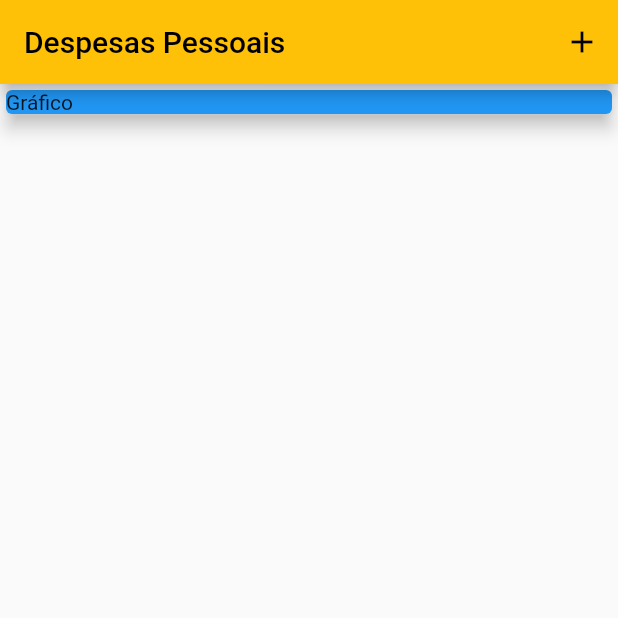
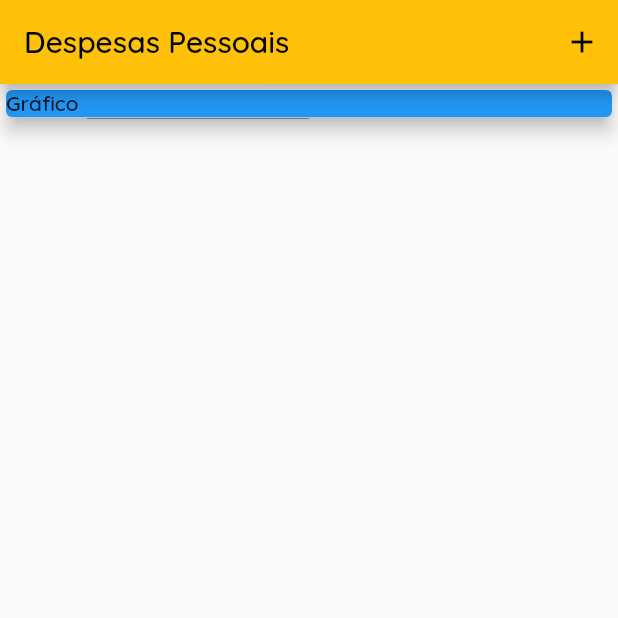
Before and after one commit to GabrielMerigo/expenses_app, a Flutter app: the screen it shows after launch, on a phone screen of 412 x 824 dp, the top half of it. Run offline on Flutter 3.47's test engine with Material 2 defaults, Android fonts, the phone set to English and light mode, and no system bars.

Commit message:
adding fonts

```diff
--- a/lib/main.dart
+++ b/lib/main.dart
@@ -15,6 +15,7 @@ class ExpensesApp extends StatelessWidget {
     return MaterialApp(
       home: MyHomePage(),
       theme: ThemeData(
+        fontFamily: 'Quicksand',
         colorScheme: ColorScheme.fromSwatch(primarySwatch: Colors.amber)
             .copyWith(secondary: Colors.amber[700]),
       ),
```
Also changed, not shown: lib/components/transaction_list.dart (+4 -3 lines), pubspec.yaml (+19 -12 lines), assets/fonts/OpenSans-Bold.ttf (added), assets/fonts/OpenSans-Regular.ttf (added), assets/fonts/Quicksand-Bold.ttf (added), assets/fonts/Quicksand-Light.ttf (added), assets/fonts/Quicksand-Medium.ttf (added).
